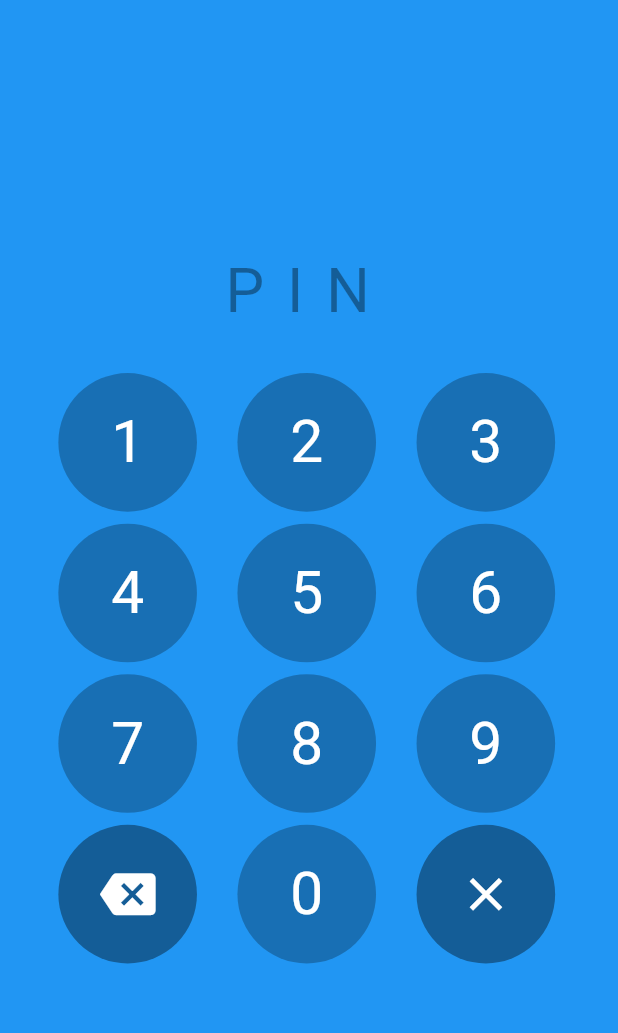
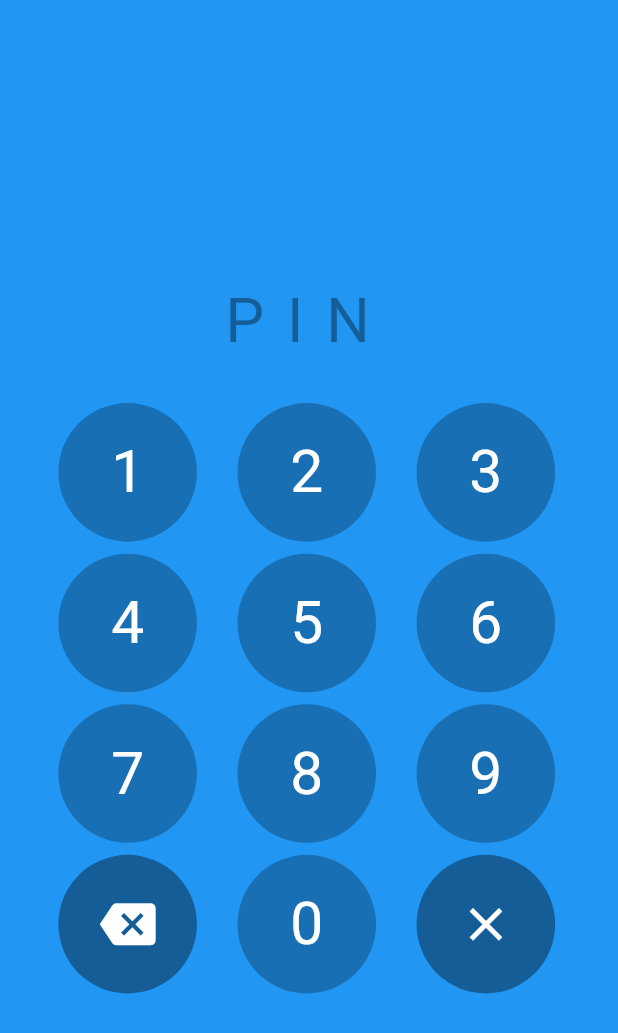
Before and after one commit to 80-20-labs/flutter-pin-pad, a Flutter app: the screen it shows after launch, on a phone screen of 412 x 824 dp. Shown: the top 1033 px of the screen. Run offline on Flutter 3.47's test engine with Material 2 defaults, Android fonts, the phone set to English and light mode, and no system bars.

Commit message:
make padding smaller

```diff
--- a/lib/numpad.dart
+++ b/lib/numpad.dart
@@ -119,7 +119,7 @@ class _NumPadState extends State<NumPad> with SingleTickerProviderStateMixin {
         body: Container(
           /* Input text field at the top where the PIN input is displayed. */
           child: Padding(
-            padding: const EdgeInsets.fromLTRB(0, 0, 0, 70),
+            padding: const EdgeInsets.fromLTRB(0, 0, 0, 30),
             child: ListenableProvider<TextEditingController>.value(
                 value: widget.pinInputController,
                 child: Center(
```
